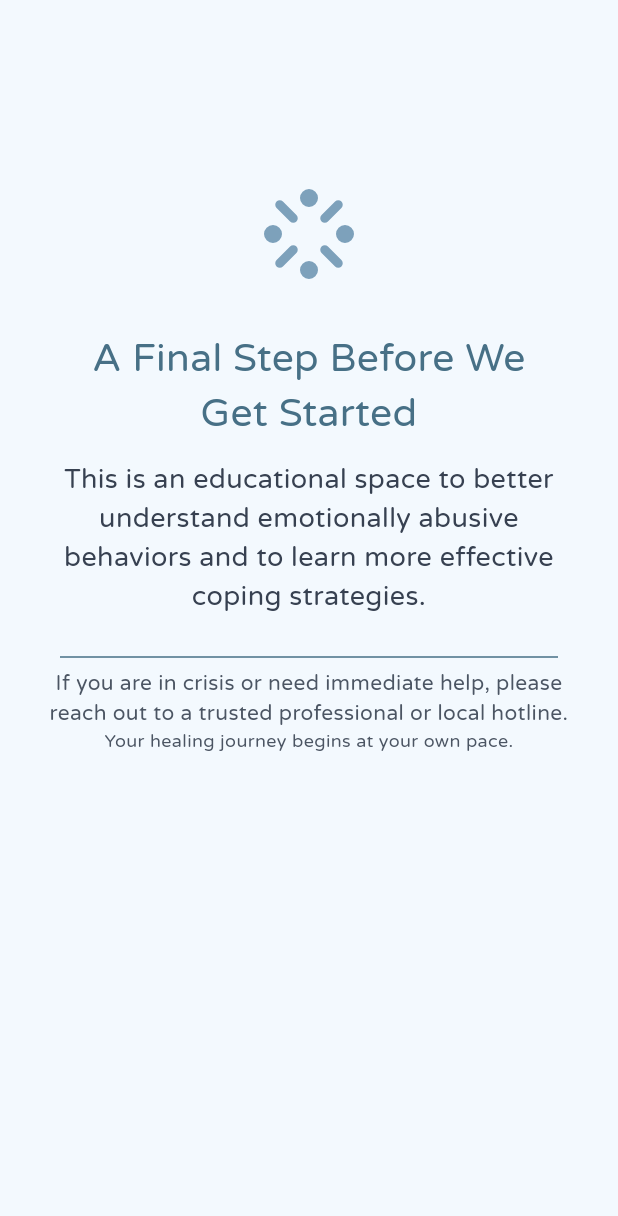
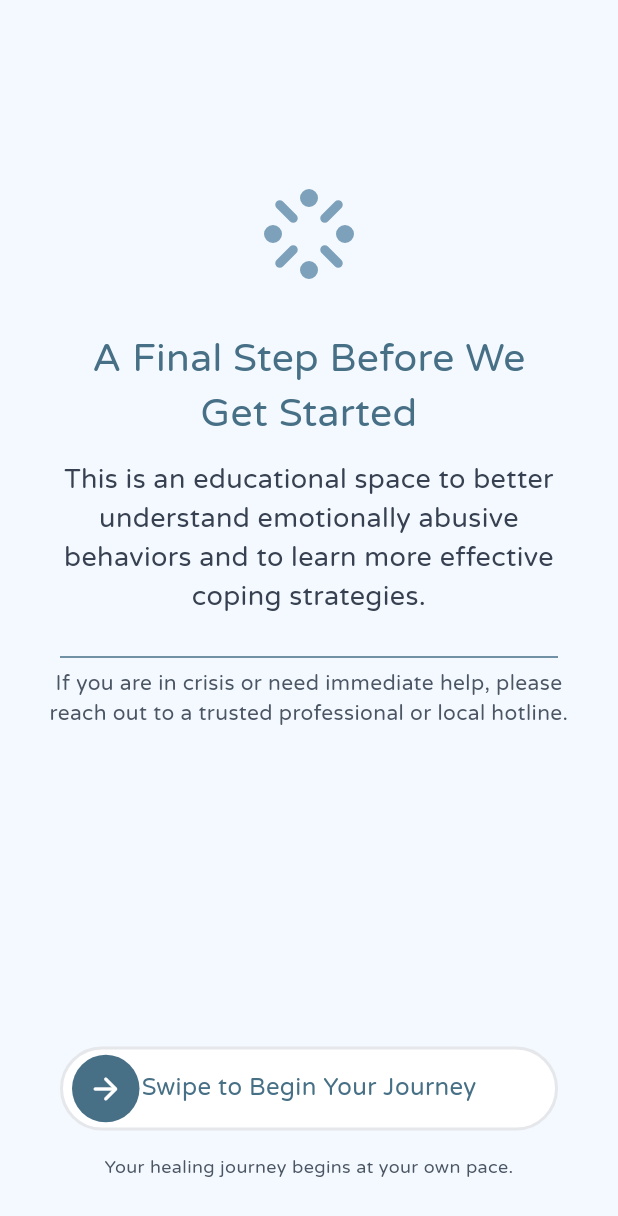
Before and after one commit to JoyjitTechExactly/reclaim_your_mind, a Flutter app: the ProfileSuccessScreen screen opened directly, on a phone screen of 412 x 824 dp. Shown: the top 1216 px of the screen. Run offline on Flutter 3.47's test engine with Material 3 defaults, Android fonts, the phone set to English and light mode, and no system bars; our stand-ins replace flutter_svg.

Commit message:
Signup flow done.

```diff
--- a/authentication/lib/src/view/screens/auth/ProfileSuccessScreen.dart
+++ b/authentication/lib/src/view/screens/auth/ProfileSuccessScreen.dart
@@ -1,9 +1,9 @@
-import 'package:authentication/src/view/screens/auth/SignInScreen.dart';
-import 'package:authentication/src/view/widgets/button_widget.dart';
+import 'package:authentication/src/view/screens/home/HomeScreen.dart';
 import 'package:authentication/theme/color/auth_colors.dart';
 import 'package:authentication/theme/extensions/style_extensions.dart';
 import 'package:flutter/material.dart';
 import 'package:flutter_svg/flutter_svg.dart';
+import '../../widgets/swipe_button.dart';
 
 class ProfileSuccessScreen extends StatelessWidget {
   const ProfileSuccessScreen({super.key});
@@ -66,17 +66,38 @@ class ProfileSuccessScreen extends StatelessWidget {
                 ),
                 textAlign: TextAlign.center,
               ),
+            ],
+          ),
+        ),
+      ),
 
       /*Bottom Button section*/
-              Positioned(
-                bottom: 20,
-                left: 0,
-                right: 0,
+      bottomNavigationBar: Container(
+        height: MediaQuery.of(context).size.height * 0.15,
+        margin: EdgeInsets.symmetric(horizontal: 40, vertical: 20),
         child: Column(
           crossAxisAlignment: CrossAxisAlignment.center,
           mainAxisAlignment: MainAxisAlignment.center,
           children: [
+            /*Swipe to start Button */
+            SwipeButton(
+              pathWidth: MediaQuery.of(context).size.width,
+              text: "Swipe to Begin Your Journey",
+              pathHeight: 56,
+              btnHeight: 45,
+              btnWidth: 45,
+              textColor: AuthColors.blueTextColor,
+              btnColor: AuthColors.defaultButtonColor,
+              onSwipeComplete: () {
+                Navigator.push(
+                  context,
+                  MaterialPageRoute(builder: (context) => const HomeScreen()),
+                );
+              },
+            ),
 
+            /*Bottom text*/
+            16.h,
             Text(
               'Your healing journey begins at your own pace.',
               style: TextStyle().bodySmall12.copyWith(
@@ -87,10 +108,6 @@ class ProfileSuccessScreen extends StatelessWidget {
           ],
         ),
       ),
-            ],
-          ),
-        ),
-      ),
     );
   }
 }
--- /dev/null
+++ b/authentication/lib/src/view/widgets/swipe_button.dart
@@ -0,0 +1,114 @@
+import 'package:authentication/theme/extensions/style_extensions.dart';
+import 'package:flutter/material.dart';
+
+import '../../../theme/color/auth_colors.dart';
+
+class SwipeButton extends StatefulWidget {
+  final double pathHeight;
+  final double pathWidth;
+  final double btnWidth;
+  final double btnHeight;
+  final Function onSwipeComplete;
+  final String text;
+  final Color btnColor;
+  final Color textColor;
+  final Color pathColor;
+  final Color boarderColor;
+
+  const SwipeButton({
+    super.key,
+    required this.onSwipeComplete,
+    this.text = "Swipe -->",
+    this.pathHeight = 56,
+    this.pathWidth = double.infinity,
+    this.btnColor = AuthColors.defaultButtonColor,
+    this.textColor = AuthColors.blueTextColor,
+    this.pathColor = Colors.white,
+    this.boarderColor = AuthColors.borderColor,
+    this.btnHeight = 48,
+    this.btnWidth = 48,
+  });
+
+  @override
+  State<SwipeButton> createState() => _SwipeButtonState();
+}
+
+class _SwipeButtonState extends State<SwipeButton> {
+  double dragPosition = 0;
+  bool hideText = false;
+
+  @override
+  Widget build(BuildContext context) {
+    double maxDrag = widget.pathWidth - widget.pathHeight;
+
+    return Container(
+      width: widget.pathWidth,
+      height: widget.pathHeight,
+      padding: const EdgeInsets.symmetric(horizontal: 6),
+      decoration: BoxDecoration(
+        color: widget.pathColor,
+        borderRadius: BorderRadius.circular(50),
+        border: Border.all(
+          color: widget.boarderColor,
+          width: 2,
+        ),
+      ),
+      child: Stack(
+        children: [
+          // CENTER TEXT (HIDE DURING DRAG)
+          Center(
+            child: AnimatedOpacity(
+              opacity: hideText ? 0.0 : 1.0,
+              duration: const Duration(milliseconds: 150),
+              child: Text(
+                widget.text,
+                style: TextStyle().bodyBlue.copyWith(
+                  color: widget.textColor,
+                ),
+              ),
+            ),
+          ),
+
+          // DRAGGABLE CIRCLE
+          Positioned(
+            left: dragPosition,
+            top: 0,
+            bottom: 0,
+            child: GestureDetector(
+              onHorizontalDragStart: (_) {
+                setState(() => hideText = true);
+              },
+              onHorizontalDragUpdate: (details) {
+                setState(() {
+                  dragPosition += details.delta.dx;
+                  if (dragPosition < 0) dragPosition = 0;
+                  if (dragPosition > maxDrag) dragPosition = maxDrag;
+                });
+              },
+              onHorizontalDragEnd: (_) {
+                if (dragPosition > maxDrag * 0.9) {
+                  widget.onSwipeComplete();
+                }
+
+                // RESET
+                setState(() {
+                  dragPosition = 0;
+                  hideText = false;
+                });
+              },
+              child: Container(
+                width: widget.btnWidth,
+                height: widget.btnHeight,
+                decoration: BoxDecoration(
+                  color: widget.btnColor,
+                  shape: BoxShape.circle,
+                ),
+                child: const Icon(Icons.arrow_forward_rounded, color: Colors.white),
+              ),
+            ),
+          ),
+        ],
+      ),
+    );
+  }
+}
```
Lines whose indentation alone changed are shown as unchanged.
